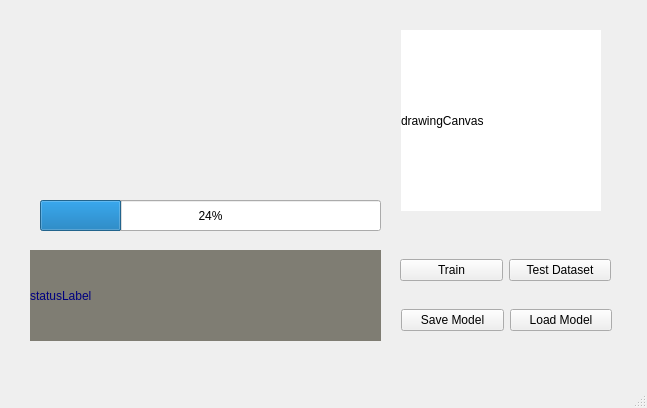
Above: mainwindow.ui from AmrEslim/HandwrittenDigitRecognition before the change. Below: the same form after it.
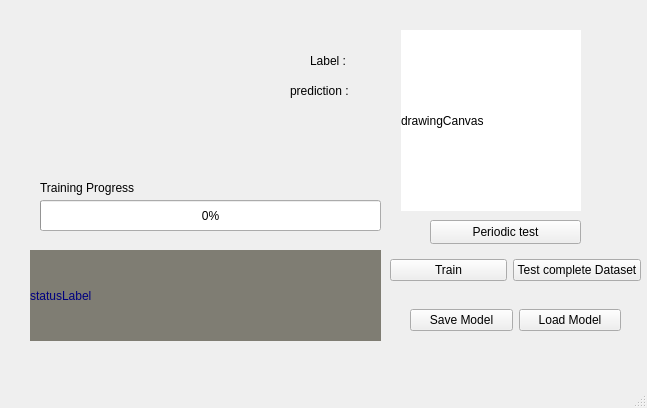
That is the form after the change.

The edit to the form file:
```diff
--- a/mainwindow.ui
+++ b/mainwindow.ui
@@ -19,6 +19,9 @@
   <property name="windowTitle">
    <string>MainWindow</string>
   </property>
+  <property name="styleSheet">
+   <string notr="true"/>
+  </property>
   <widget class="QWidget" name="centralwidget">
    <property name="maximumSize">
     <size>
@@ -31,7 +34,7 @@
      <rect>
       <x>401</x>
       <y>30</y>
-      <width>201</width>
+      <width>181</width>
       <height>181</height>
      </rect>
     </property>
@@ -40,7 +43,7 @@
       <widget class="QLabel" name="drawingCanvas">
        <property name="maximumSize">
         <size>
-         <width>200</width>
+         <width>180</width>
          <height>200</height>
         </size>
        </property>
@@ -59,9 +62,9 @@
    <widget class="QWidget" name="horizontalLayoutWidget">
     <property name="geometry">
      <rect>
-      <x>400</x>
+      <x>390</x>
       <y>250</y>
-      <width>211</width>
+      <width>251</width>
       <height>41</height>
      </rect>
     </property>
@@ -76,7 +79,7 @@
      <item>
       <widget class="QPushButton" name="testButton">
        <property name="text">
-        <string>Test Dataset</string>
+        <string>Test complete Dataset</string>
        </property>
       </widget>
      </item>
@@ -85,7 +88,7 @@
    <widget class="QWidget" name="horizontalLayoutWidget_2">
     <property name="geometry">
      <rect>
-      <x>401</x>
+      <x>410</x>
       <y>300</y>
       <width>211</width>
       <height>41</height>
@@ -136,7 +139,85 @@
      </rect>
     </property>
     <property name="value">
-     <number>24</number>
+     <number>0</number>
+    </property>
+   </widget>
+   <widget class="QLabel" name="label">
+    <property name="geometry">
+     <rect>
+      <x>40</x>
+      <y>180</y>
+      <width>121</width>
+      <height>16</height>
+     </rect>
+    </property>
+    <property name="text">
+     <string>Training Progress</string>
+    </property>
+   </widget>
+   <widget class="QPushButton" name="periodicTest">
+    <property name="geometry">
+     <rect>
+      <x>430</x>
+      <y>220</y>
+      <width>151</width>
+      <height>24</height>
+     </rect>
+    </property>
+    <property name="text">
+     <string>Periodic test</string>
+    </property>
+   </widget>
+   <widget class="QLabel" name="label_2">
+    <property name="geometry">
+     <rect>
+      <x>310</x>
+      <y>50</y>
+      <width>51</width>
+      <height>21</height>
+     </rect>
+    </property>
+    <property name="text">
+     <string>Label :</string>
+    </property>
+   </widget>
+   <widget class="QLabel" name="label_3">
+    <property name="geometry">
+     <rect>
+      <x>290</x>
+      <y>80</y>
+      <width>71</width>
+      <height>21</height>
+     </rect>
+    </property>
+    <property name="text">
+     <string>prediction :</string>
+    </property>
+   </widget>
+   <widget class="QLabel" name="carLabel">
+    <property name="geometry">
+     <rect>
+      <x>360</x>
+      <y>50</y>
+      <width>21</width>
+      <height>21</height>
+     </rect>
+    </property>
+    <property name="text">
+     <string/>
+    </property>
+   </widget>
+   <widget class="QLabel" name="prediction">
+    <property name="geometry">
+     <rect>
+      <x>360</x>
+      <y>80</y>
+      <width>21</width>
+      <height>21</height>
+     </rect>
+    </property>
+    <property name="text">
+     <string/>
     </property>
    </widget>
   </widget>
```
